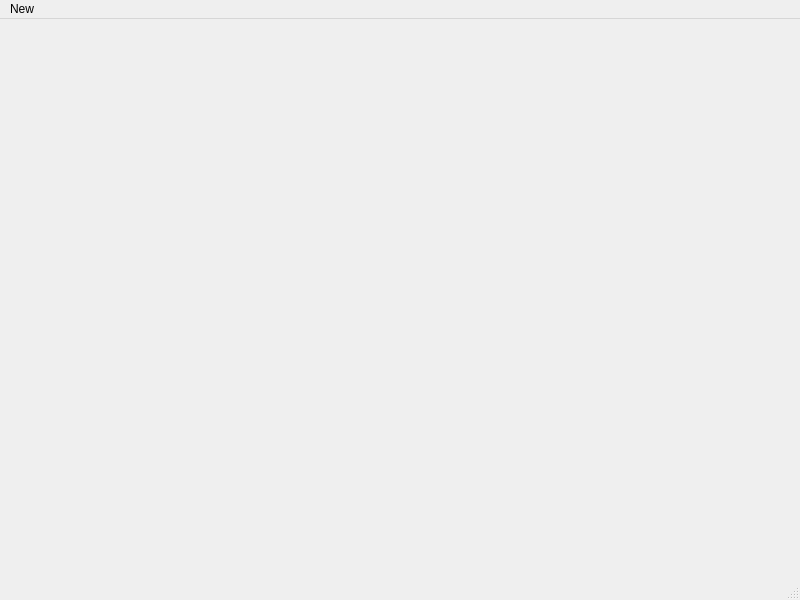
First picture: the form in Notepad/notepad.ui, repository fanglelegood/spreadsheet, before the edit.
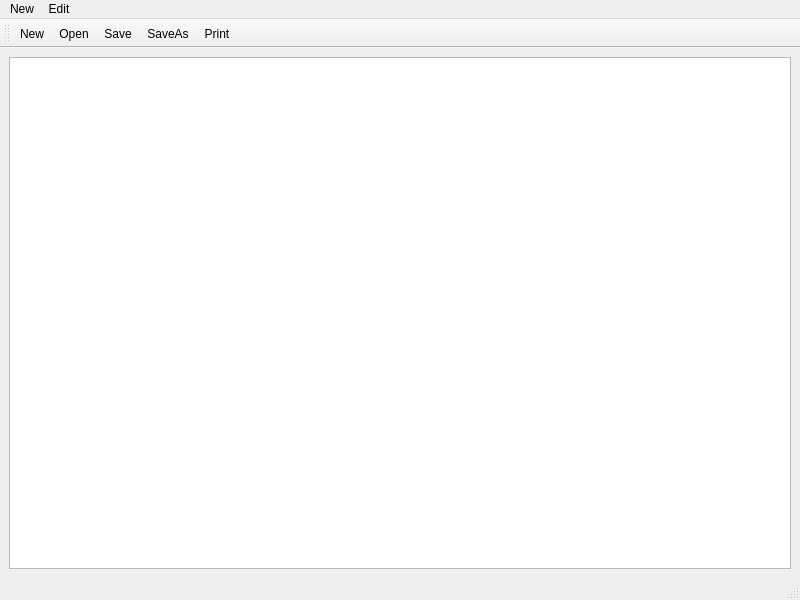
Second picture: the form after the edit. Icons and pictures are not drawn.

The edit to the form file:
```diff
--- a/Notepad/notepad.ui
+++ b/Notepad/notepad.ui
@@ -13,7 +13,13 @@
   <property name="windowTitle">
    <string>Notepad</string>
   </property>
-  <widget class="QWidget" name="centralwidget"/>
+  <widget class="QWidget" name="centralwidget">
+   <layout class="QVBoxLayout" name="verticalLayout">
+    <item>
+     <widget class="QTextEdit" name="textEdit"/>
+    </item>
+   </layout>
+  </widget>
   <widget class="QMenuBar" name="menubar">
    <property name="geometry">
     <rect>
@@ -27,10 +33,92 @@
     <property name="title">
      <string>New</string>
     </property>
+    <addaction name="actionNew"/>
+    <addaction name="actionOpen"/>
+    <addaction name="actionSave"/>
+    <addaction name="actionSaveAs"/>
+    <addaction name="actionPrint"/>
+    <addaction name="actionExit"/>
+   </widget>
+   <widget class="QMenu" name="menuEdit">
+    <property name="title">
+     <string>Edit</string>
+    </property>
    </widget>
    <addaction name="menuNew"/>
+   <addaction name="menuEdit"/>
   </widget>
   <widget class="QStatusBar" name="statusbar"/>
+  <widget class="QToolBar" name="toolBar">
+   <property name="windowTitle">
+    <string>toolBar</string>
+   </property>
+   <attribute name="toolBarArea">
+    <enum>TopToolBarArea</enum>
+   </attribute>
+   <attribute name="toolBarBreak">
+    <bool>false</bool>
+   </attribute>
+   <addaction name="actionNew"/>
+   <addaction name="actionOpen"/>
+   <addaction name="actionSave"/>
+   <addaction name="actionSaveAs"/>
+   <addaction name="actionPrint"/>
+  </widget>
+  <action name="actionNew">
+   <property name="icon">
+    <iconset resource="notepad.qrc">
+     <normaloff>:/images/new.png</normaloff>:/images/new.png</iconset>
+   </property>
+   <property name="text">
+    <string>New</string>
+   </property>
+  </action>
+  <action name="actionOpen">
+   <property name="icon">
+    <iconset resource="notepad.qrc">
+     <normaloff>:/images/open.png</normaloff>:/images/open.png</iconset>
+   </property>
+   <property name="text">
+    <string>Open</string>
+   </property>
+  </action>
+  <action name="actionSave">
+   <property name="icon">
+    <iconset resource="notepad.qrc">
+     <normaloff>:/images/save.png</normaloff>:/images/save.png</iconset>
+   </property>
+   <property name="text">
+    <string>Save</string>
+   </property>
+  </action>
+  <action name="actionSaveAs">
+   <property name="icon">
+    <iconset resource="notepad.qrc">
+     <normaloff>:/images/save_as.png</normaloff>:/images/save_as.png</iconset>
+   </property>
+   <property name="text">
+    <string>SaveAs</string>
+   </property>
+  </action>
+  <action name="actionPrint">
+   <property name="icon">
+    <iconset resource="notepad.qrc">
+     <normaloff>:/images/print.png</normaloff>:/images/print.png</iconset>
+   </property>
+   <property name="text">
+    <string>Print</string>
+   </property>
+  </action>
+  <action name="actionExit">
+   <property name="icon">
+    <iconset resource="notepad.qrc">
+     <normaloff>:/images/edit_redo.png</normaloff>:/images/edit_redo.png</iconset>
+   </property>
+   <property name="text">
+    <string>Exit</string>
+   </property>
+  </action>
  </widget>
  <resources/>
  <connections/>
```
Left out of the diff: 4 changed lines with no effect on the pictures.
